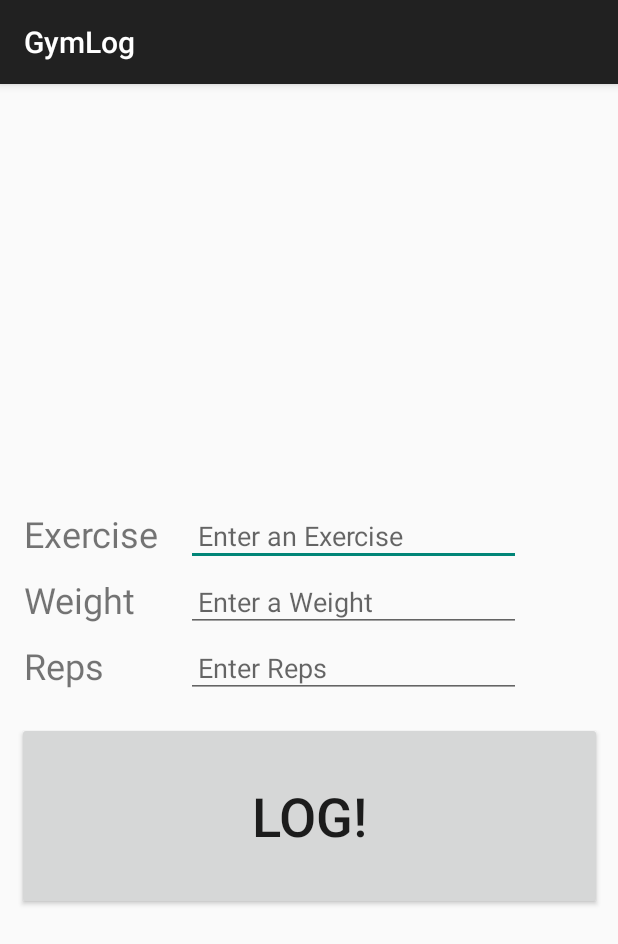
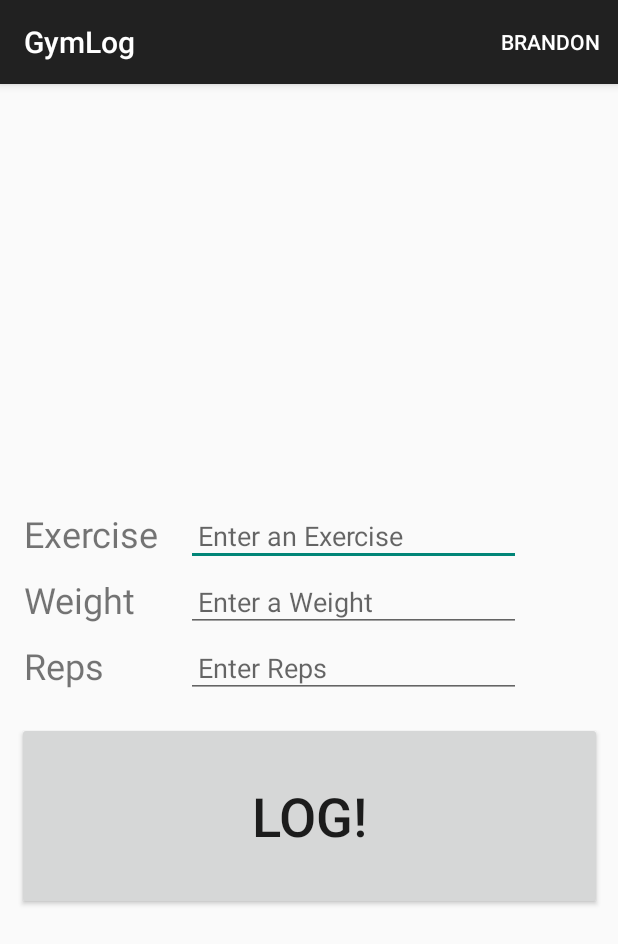
Before and after one commit to bevans34/GymLog, an Android app: the MainActivity screen opened directly, with no data from a screen before it, on a phone screen of 412 x 824 dp. Shown: the top 944 px of the screen. Run offline under Robolectric (Android 15) with nearby library versions, the phone set to English and light mode, and no system bars; our stand-ins replace Room's generated code.

Commit message:
Added rest of Video09 updates

```diff
--- a/app/src/main/java/com/example/gymlog/MainActivity.java
+++ b/app/src/main/java/com/example/gymlog/MainActivity.java
@@ -1,16 +1,24 @@
 package com.example.gymlog;
 
+import android.app.AlertDialog;
 import android.content.Context;
 import android.content.Intent;
 import android.os.Bundle;
 import android.text.method.ScrollingMovementMethod;
 import android.util.Log;
+import android.view.Menu;
+import android.view.MenuInflater;
+import android.view.MenuItem;
 import android.view.View;
+import android.widget.Toast;
 
+import androidx.annotation.NonNull;
 import androidx.appcompat.app.AppCompatActivity;
+import android.content.DialogInterface;
 
 import com.example.gymlog.database.GymLogRepository;
 import com.example.gymlog.database.entities.GymLog;
+import com.example.gymlog.database.entities.User;
 import com.example.gymlog.databinding.ActivityMainBinding;
 
 import java.util.ArrayList;
@@ -26,7 +34,9 @@ public class MainActivity extends AppCompatActivity {
     String mExercise = "";
     double mWeight = 0.0;
     int mReps = 0;
-    int loggedInUserId = -1; // TODO: Add login information
+
+    int loggedInUserId = -1;
+    private User user;
 
     @Override
     protected void onCreate(Bundle savedInstanceState) {
@@ -35,6 +45,7 @@ public class MainActivity extends AppCompatActivity {
         setContentView(binding.getRoot());
 
         loginUser();
+        invalidateOptionsMenu();
 
         if (loggedInUserId == -1) {
             Intent intent = LoginActivity.loginIntentFactory(getApplicationContext());
@@ -58,8 +69,59 @@ public class MainActivity extends AppCompatActivity {
     }
 
     private void loginUser() {
-        // TODO: Implement loginUser method
-        loggedInUserId = getIntent().getIntExtra(MAIN_ACTIVITY_USER_ID, -1);
+        // TODO: Make login method functional
+        this.user = new User("Brandon", "password");
+        this.loggedInUserId = getIntent().getIntExtra(MAIN_ACTIVITY_USER_ID, -1);
+    }
+
+    @Override
+    public boolean onCreateOptionsMenu(Menu menu) {
+        MenuInflater inflater = getMenuInflater();
+        inflater.inflate(R.menu.logout_menu, menu);
+        return true;
+    }
+
+    @Override
+    public boolean onPrepareOptionsMenu(Menu menu) {
+        MenuItem item = menu.findItem(R.id.logoutMenuItem);
+        item.setVisible(true);
+        item.setTitle(user.getUsername());
+        item.setOnMenuItemClickListener(new MenuItem.OnMenuItemClickListener() {
+            @Override
+            public boolean onMenuItemClick(@NonNull MenuItem item) {
+                showLogoutDialog();
+                return false;
+            }
+        });
+        return true;
+    }
+
+    private void showLogoutDialog() {
+        AlertDialog.Builder alertBuilder = new AlertDialog.Builder(MainActivity.this);
+        final AlertDialog alertDialog = alertBuilder.create();
+
+        alertBuilder.setMessage("Logout?");
+
+        alertBuilder.setPositiveButton("Logout", new DialogInterface.OnClickListener() {
+            @Override
+            public void onClick(DialogInterface dialog, int which) {
+                logout();
+            }
+        });
+
+        alertBuilder.setNegativeButton("Cancel", new DialogInterface.OnClickListener() {
+            @Override
+            public void onClick(DialogInterface dialog, int which) {
+                alertDialog.dismiss();
+            }
+        });
+
+        alertBuilder.create().show();
+    }
+
+    private void logout() {
+        // TODO: Finish logout method
+        startActivity(LoginActivity.loginIntentFactory(getApplicationContext()));
     }
 
     static Intent mainActivityIntentFactory(Context context, int userId) {
--- /dev/null
+++ b/app/src/main/res/menu/logout_menu.xml
@@ -0,0 +1,9 @@
+<?xml version="1.0" encoding="utf-8"?>
+<menu xmlns:android="http://schemas.android.com/apk/res/android"
+    xmlns:app="http://schemas.android.com/apk/res-auto">
+    <item
+        android:id="@+id/logoutMenuItem"
+        android:title="@string/logged_in"
+        app:showAsAction="ifRoom"
+    />
+</menu>
--- a/app/src/main/res/values/strings.xml
+++ b/app/src/main/res/values/strings.xml
@@ -12,4 +12,5 @@
     <string name="username">Username</string>
     <string name="password">Password</string>
     <string name="login">Login</string>
+    <string name="logged_in">LOGGED IN</string>
 </resources>
```
